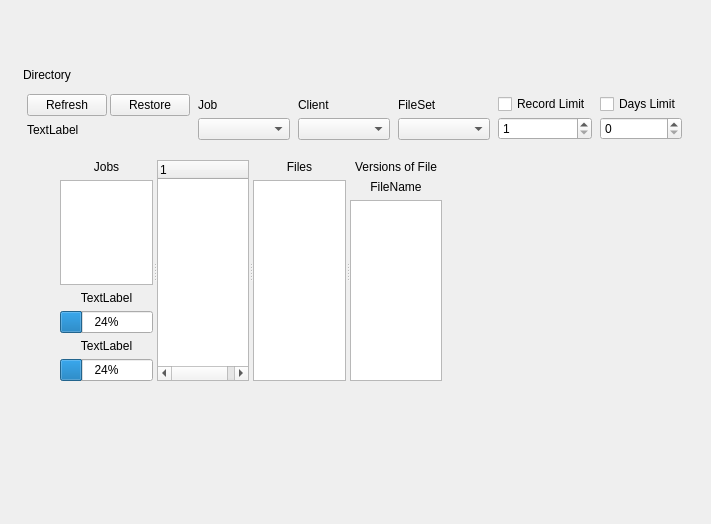
First picture: the form in src/qt-console/restore/restoretree.ui, repository naszaklasa/bacula, before the edit.
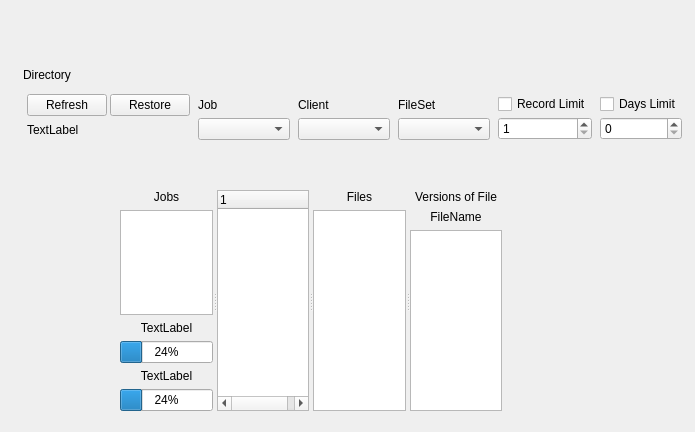
Second picture: the form after the edit. Icons and pictures are not drawn.

Diff of the .ui file:
```diff
--- a/src/qt-console/restore/restoretree.ui
+++ b/src/qt-console/restore/restoretree.ui
@@ -1,22 +1,22 @@
 <ui version="4.0" >
  <class>restoreTreeForm</class>
- <widget class="QWidget" name="restoreTreeForm" >
-  <property name="geometry" >
+ <widget class="QWidget" name="restoreTreeForm">
+  <property name="geometry">
    <rect>
     <x>0</x>
     <y>0</y>
-    <width>711</width>
-    <height>524</height>
+    <width>695</width>
+    <height>432</height>
    </rect>
   </property>
   <property name="windowTitle" >
    <string>Form</string>
   </property>
-  <widget class="QSplitter" name="splitter" >
-   <property name="geometry" >
+  <widget class="QSplitter" name="splitter">
+   <property name="geometry">
     <rect>
-     <x>60</x>
-     <y>160</y>
+     <x>120</x>
+     <y>190</y>
      <width>382</width>
      <height>221</height>
     </rect>
@@ -93,13 +93,16 @@
      </item>
     </layout>
    </widget>
-   <widget class="QTreeWidget" name="directoryTree" />
-   <widget class="QWidget" name="layoutWidget_1" >
-    <layout class="QVBoxLayout" >
-     <property name="margin" >
-      <number>0</number>
+   <widget class="QTreeWidget" name="directoryTree">
+    <column>
+     <property name="text">
+      <string notr="true">1</string>
      </property>
-     <property name="spacing" >
+    </column>
+   </widget>
+   <widget class="QWidget" name="layoutWidget_1">
+    <layout class="QVBoxLayout">
+     <property name="spacing">
       <number>6</number>
      </property>
      <item>
```
Left out of the diff: 310 changed lines with no effect on the pictures.
